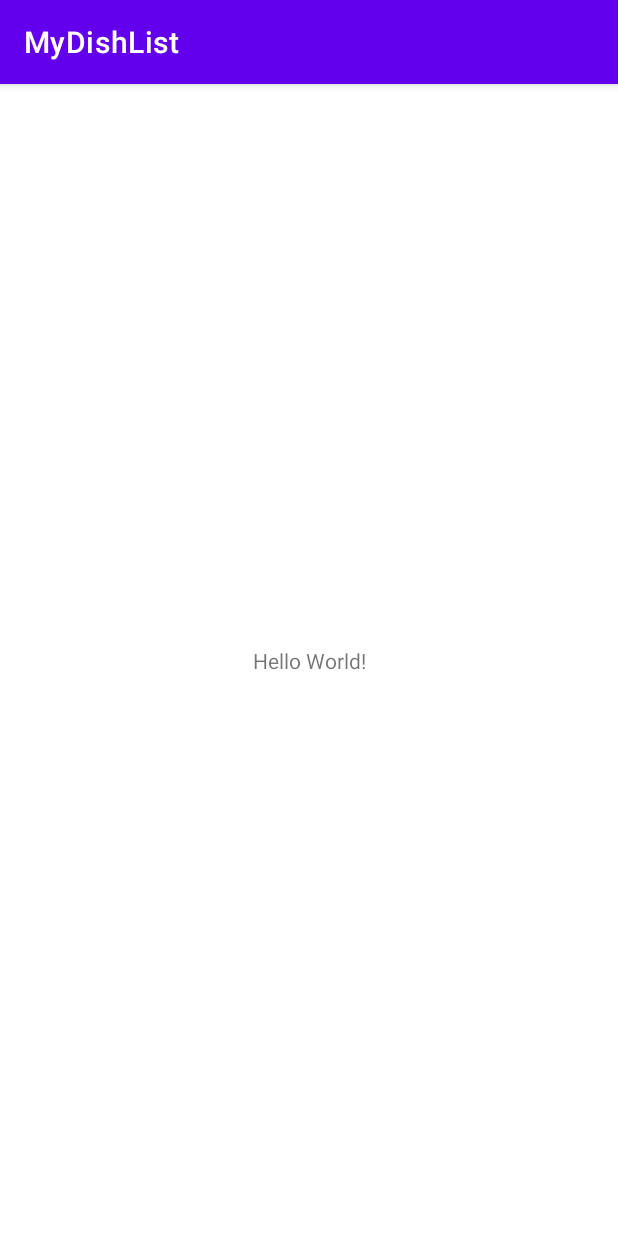
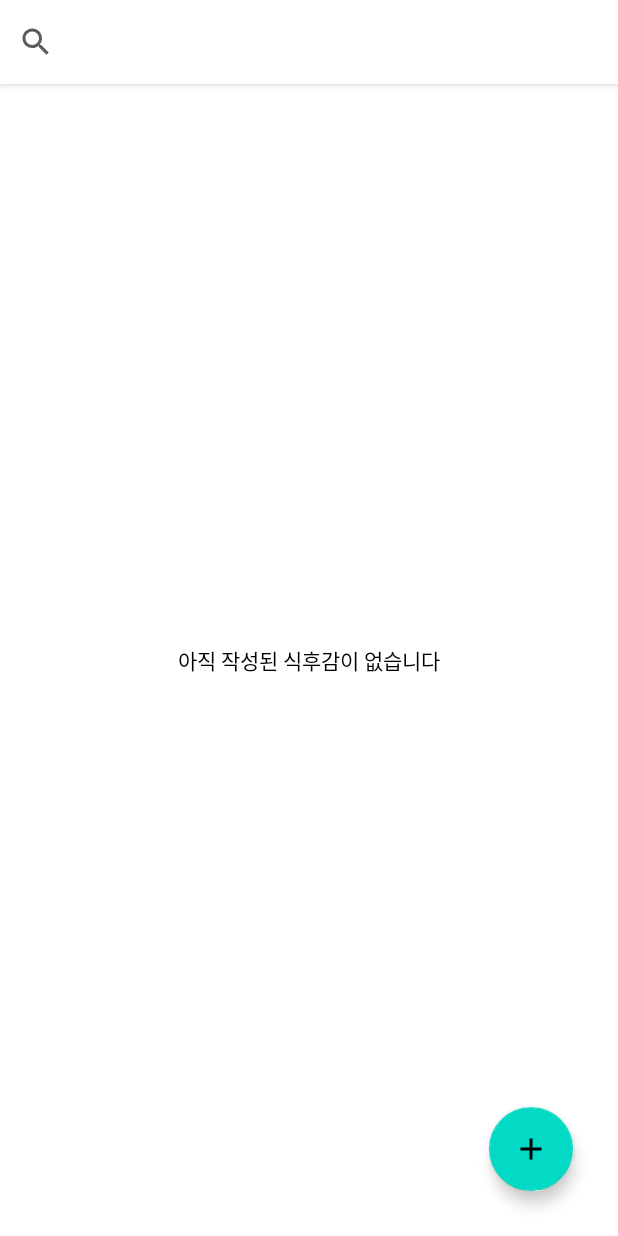
Before and after one commit to chlqudco/MyDishList, an Android app: the screen it shows after launch (MainActivity), on a phone screen of 412 x 824 dp. Run offline under Robolectric (Android 15) with nearby library versions, the phone set to English and light mode, and no system bars.

Commit message:
1. 앱 이름 변경 2. night 테마 삭제 및 다크 모드 금지 3. NoActionBar 테마 지정 4. 메인화면 UI 작업

```diff
--- a/app/src/main/java/com/chlqudco/develop/mydishlist/MainActivity.kt
+++ b/app/src/main/java/com/chlqudco/develop/mydishlist/MainActivity.kt
@@ -2,10 +2,14 @@ package com.chlqudco.develop.mydishlist
 
 import androidx.appcompat.app.AppCompatActivity
 import android.os.Bundle
+import androidx.appcompat.app.AppCompatDelegate
 
 class MainActivity : AppCompatActivity() {
     override fun onCreate(savedInstanceState: Bundle?) {
         super.onCreate(savedInstanceState)
         setContentView(R.layout.activity_main)
+
+        //다크모드 금지
+        AppCompatDelegate.setDefaultNightMode(AppCompatDelegate.MODE_NIGHT_NO);
     }
 }
--- /dev/null
+++ b/app/src/main/res/drawable-v24/ic_add.xml
@@ -0,0 +1,5 @@
+<vector android:height="24dp" android:tint="#FFFFFF"
+    android:viewportHeight="24" android:viewportWidth="24"
+    android:width="24dp" xmlns:android="http://schemas.android.com/apk/res/android">
+    <path android:fillColor="@android:color/white" android:pathData="M19,13h-6v6h-2v-6H5v-2h6V5h2v6h6v2z"/>
+</vector>
--- /dev/null
+++ b/app/src/main/res/drawable-v24/ic_baseline_search_24.xml
@@ -0,0 +1,5 @@
+<vector android:height="24dp" android:tint="#5C5A5D"
+    android:viewportHeight="24" android:viewportWidth="24"
+    android:width="24dp" xmlns:android="http://schemas.android.com/apk/res/android">
+    <path android:fillColor="@android:color/white" android:pathData="M15.5,14h-0.79l-0.28,-0.27C15.41,12.59 16,11.11 16,9.5 16,5.91 13.09,3 9.5,3S3,5.91 3,9.5 5.91,16 9.5,16c1.61,0 3.09,-0.59 4.23,-1.57l0.27,0.28v0.79l5,4.99L20.49,19l-4.99,-5zM9.5,14C7.01,14 5,11.99 5,9.5S7.01,5 9.5,5 14,7.01 14,9.5 11.99,14 9.5,14z"/>
+</vector>
--- a/app/src/main/res/layout/activity_main.xml
+++ b/app/src/main/res/layout/activity_main.xml
@@ -6,13 +6,53 @@
     android:layout_height="match_parent"
     tools:context=".MainActivity">
 
+    <!-- 검색 창 -->
+    <EditText
+        android:id="@+id/mainSearchEditText"
+        android:layout_width="0dp"
+        android:layout_height="?attr/actionBarSize"
+        android:background="@color/white"
+        android:drawableStart="@drawable/ic_baseline_search_24"
+        android:drawablePadding="6dp"
+        android:elevation="4dp"
+        android:importantForAutofill="no"
+        android:inputType="text"
+        android:paddingHorizontal="12dp"
+        app:layout_constraintEnd_toEndOf="parent"
+        app:layout_constraintStart_toStartOf="parent"
+        app:layout_constraintTop_toTopOf="parent"
+        tools:ignore="LabelFor,SpeakableTextPresentCheck" />
+
     <TextView
+        android:id="@+id/mainNoRecordTextView"
         android:layout_width="wrap_content"
         android:layout_height="wrap_content"
-        android:text="Hello World!"
+        android:text="아직 작성된 식후감이 없습니다"
+        android:textColor="@color/black"
         app:layout_constraintBottom_toBottomOf="parent"
         app:layout_constraintEnd_toEndOf="parent"
         app:layout_constraintStart_toStartOf="parent"
-        app:layout_constraintTop_toTopOf="parent" />
+        app:layout_constraintTop_toBottomOf="@id/mainSearchEditText"
+        tools:ignore="HardcodedText" />
+
+    <androidx.recyclerview.widget.RecyclerView
+        android:id="@+id/mainRecyclerView"
+        app:layout_constraintStart_toStartOf="parent"
+        app:layout_constraintEnd_toEndOf="parent"
+        app:layout_constraintBottom_toBottomOf="parent"
+        app:layout_constraintTop_toBottomOf="@id/mainSearchEditText"
+        android:layout_margin="5dp"
+        android:layout_width="0dp"
+        android:layout_height="0dp"/>
+
+    <com.google.android.material.floatingactionbutton.FloatingActionButton
+        android:id="@+id/mainFloatingButton"
+        app:layout_constraintEnd_toEndOf="parent"
+        android:src="@drawable/ic_add"
+        app:layout_constraintBottom_toBottomOf="parent"
+        android:layout_width="wrap_content"
+        android:layout_height="wrap_content"
+        android:layout_margin="30sp"
+        />
 
 </androidx.constraintlayout.widget.ConstraintLayout>
--- a/app/src/main/res/values-night/themes.xml
+++ /dev/null
@@ -1,16 +0,0 @@
-<resources xmlns:tools="http://schemas.android.com/tools">
-    <!-- Base application theme. -->
-    <style name="Theme.MyDishList" parent="Theme.MaterialComponents.DayNight.DarkActionBar">
-        <!-- Primary brand color. -->
-        <item name="colorPrimary">@color/purple_200</item>
-        <item name="colorPrimaryVariant">@color/purple_700</item>
-        <item name="colorOnPrimary">@color/black</item>
-        <!-- Secondary brand color. -->
-        <item name="colorSecondary">@color/teal_200</item>
-        <item name="colorSecondaryVariant">@color/teal_200</item>
-        <item name="colorOnSecondary">@color/black</item>
-        <!-- Status bar color. -->
-        <item name="android:statusBarColor" tools:targetApi="l">?attr/colorPrimaryVariant</item>
-        <!-- Customize your theme here. -->
-    </style>
-</resources>
--- a/app/src/main/res/values/strings.xml
+++ b/app/src/main/res/values/strings.xml
@@ -1,3 +1,3 @@
 <resources>
-    <string name="app_name">MyDishList</string>
+    <string name="app_name">식후감</string>
 </resources>
--- a/app/src/main/res/values/themes.xml
+++ b/app/src/main/res/values/themes.xml
@@ -1,6 +1,6 @@
 <resources xmlns:tools="http://schemas.android.com/tools">
     <!-- Base application theme. -->
-    <style name="Theme.MyDishList" parent="Theme.MaterialComponents.DayNight.DarkActionBar">
+    <style name="Theme.MyDishList" parent="Theme.MaterialComponents.DayNight.NoActionBar">
         <!-- Primary brand color. -->
         <item name="colorPrimary">@color/purple_500</item>
         <item name="colorPrimaryVariant">@color/purple_700</item>
```
Also changed, not shown: app/src/main/res/layout/item_food.xml (added, +74 -0 lines), app/src/main/res/drawable/appicon.png (added), 1 other file.
